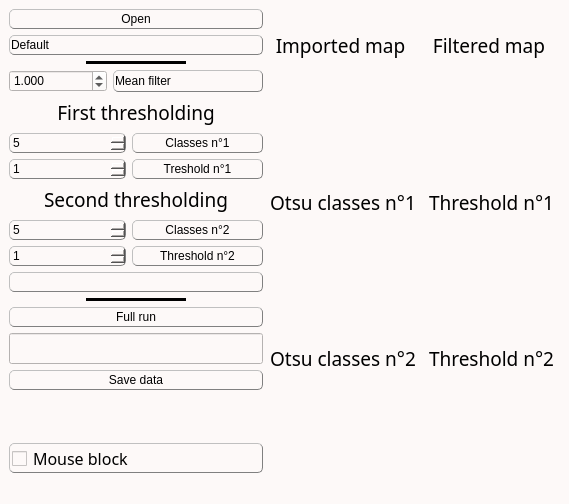
Old version of the form inichord/Restored_Grains.ui in the repository Cyril-Langlois/iniCHORD.
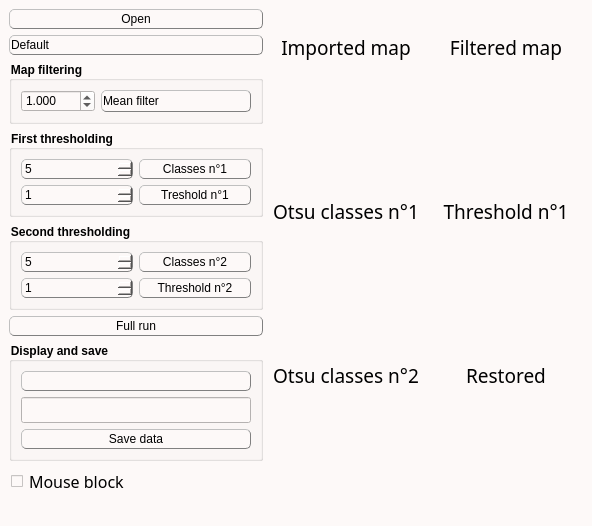
New version of the form. Icons and pictures are not drawn. Custom widgets are drawn as their Qt base class.

Diff of the .ui file:
```diff
--- a/inichord/Restored_Grains.ui
+++ b/inichord/Restored_Grains.ui
@@ -6,8 +6,8 @@
    <rect>
     <x>0</x>
     <y>0</y>
-    <width>569</width>
-    <height>504</height>
+    <width>592</width>
+    <height>517</height>
    </rect>
   </property>
   <property name="windowTitle">
@@ -30,13 +30,13 @@
 QLabel, QPushButton, QPushButton:hover, QCheckBox, QComboBox, Line, QTextEdit, QSpinBox {color: rgb(0, 0, 0)}
 
 /* style des bordures 1 */
-QLabel, QPushButton, QPushButton:hover, QCheckBox, QComboBox, QSpinBox  {
+QLabel, QPushButton, QPushButton:hover, QComboBox, QSpinBox  {
 	border-style : outset;
 	min-width : 5em;
 }
 
 /* style des bordures 2 */
-QPushButton, QPushButton:hover, QCheckBox, QComboBox, QSpinBox  {
+QPushButton, QPushButton:hover, QComboBox, QSpinBox  {
 	border-radius: 5px;
 	border-width: 1px;
 	border-color: gray;
@@ -46,7 +46,7 @@
 QPushButton, QPushButton:hover, QCheckBox, QProgressBar {font: 12pt &quot;Noto Sans Cond&quot;}
 
 /* Font 2 */
-QComboBox, QTextEdit, QSpinBox {font: 10pt &quot;Noto Sans Cond&quot;}
+QComboBox, QTextEdit, QSpinBox, QLineEdit {font: 10pt &quot;Noto Sans Cond&quot;}
 
 /* Padding 1 */
 QLabel, QComboBox, QComboBox::down-arrow, QSpinBox, QSpinBox::down-arrow, QSpinBox::up-arrow {padding : 1px;}
@@ -56,8 +56,8 @@
 
 /* Gestion taille des QCheckBoxes */
 QCheckBox::indicator:unchecked, QCheckBox::indicator:unchecked:hover, QCheckBox::indicator:checked, QCheckBox::indicator:checked:hover  {
-	width :15px;
-	height : 15px;
+	width :12px;
+	height : 12px;
 }
 
 QLabel {
@@ -104,8 +104,6 @@
 	border-color: black;
 }
 
-QLineEdit {font : 12pt &quot;Noto Sans Cond&quot;;}
-
 /* Gestion taille des QLineEdit */
 QLineEdit::indicator:unchecked, QLineEdit::indicator:unchecked:hover, QLineEdit::indicator:checked, QLineEdit::indicator:checked:hover  {
 	border-color: black;
@@ -156,6 +154,10 @@
     height: 30px;
     margin: -10px 0; /* handle is placed by default on the contents rect of the groove. Expand outside the groove */
     border-radius: 3px;
+}
+
+QGroupBox {
+    font-weight: bold;
 }</string>
   </property>
   <widget class="QWidget" name="centralwidget">
@@ -225,34 +227,12 @@
           </item>
          </widget>
         </item>
-        <item alignment="Qt::AlignHCenter">
-         <widget class="Line" name="line2">
-          <property name="sizePolicy">
-           <sizepolicy hsizetype="Fixed" vsizetype="Fixed">
-            <horstretch>0</horstretch>
-            <verstretch>0</verstretch>
-           </sizepolicy>
+        <item>
+         <widget class="QGroupBox" name="groupBox_4">
+          <property name="title">
+           <string>Map filtering</string>
           </property>
-          <property name="minimumSize">
-           <size>
-            <width>100</width>
-            <height>0</height>
-           </size>
-          </property>
-          <property name="frameShadow">
-           <enum>QFrame::Plain</enum>
-          </property>
-          <property name="lineWidth">
-           <number>5</number>
-          </property>
-          <property name="midLineWidth">
-           <number>5</number>
-          </property>
-          <property name="orientation">
-           <enum>Qt::Horizontal</enum>
-          </property>
-         </widget>
-        </item>
+          <layout class="QVBoxLayout" name="verticalLayout_13">
         <item>
          <layout class="QHBoxLayout" name="horizontalLayout_3">
           <item>
@@ -329,217 +309,15 @@
           </item>
          </layout>
         </item>
+          </layout>
+         </widget>
+        </item>
         <item>
-         <widget class="QLabel" name="GrainQLabel_3">
-          <property name="sizePolicy">
-           <sizepolicy hsizetype="Preferred" vsizetype="Preferred">
-            <horstretch>0</horstretch>
-            <verstretch>0</verstretch>
-           </sizepolicy>
-          </property>
-          <property name="palette">
-           <palette>
-            <active>
-             <colorrole role="WindowText">
-              <brush brushstyle="SolidPattern">
-               <color alpha="255">
-                <red>0</red>
-                <green>0</green>
-                <blue>0</blue>
-               </color>
-              </brush>
-             </colorrole>
-             <colorrole role="Button">
-              <brush brushstyle="SolidPattern">
-               <color alpha="255">
-                <red>253</red>
-                <green>249</green>
-                <blue>248</blue>
-               </color>
-              </brush>
-             </colorrole>
-             <colorrole role="Text">
-              <brush brushstyle="SolidPattern">
-               <color alpha="255">
-                <red>0</red>
-                <green>0</green>
-                <blue>0</blue>
-               </color>
-              </brush>
-             </colorrole>
-             <colorrole role="ButtonText">
-              <brush brushstyle="SolidPattern">
-               <color alpha="255">
-                <red>0</red>
-                <green>0</green>
-                <blue>0</blue>
-               </color>
-              </brush>
-             </colorrole>
-             <colorrole role="Base">
-              <brush brushstyle="SolidPattern">
-               <color alpha="255">
-                <red>253</red>
-                <green>249</green>
-                <blue>248</blue>
-               </color>
-              </brush>
-             </colorrole>
-             <colorrole role="Window">
-              <brush brushstyle="SolidPattern">
-               <color alpha="255">
-                <red>253</red>
-                <green>249</green>
-                <blue>248</blue>
-               </color>
-              </brush>
-             </colorrole>
-            </active>
-            <inactive>
-             <colorrole role="WindowText">
-              <brush brushstyle="SolidPattern">
-               <color alpha="255">
-                <red>0</red>
-                <green>0</green>
-                <blue>0</blue>
-               </color>
-              </brush>
-             </colorrole>
-             <colorrole role="Button">
-              <brush brushstyle="SolidPattern">
-               <color alpha="255">
-                <red>253</red>
-                <green>249</green>
-                <blue>248</blue>
-               </color>
-              </brush>
-             </colorrole>
-             <colorrole role="Text">
-              <brush brushstyle="SolidPattern">
-               <color alpha="255">
-                <red>0</red>
-                <green>0</green>
-                <blue>0</blue>
-               </color>
-              </brush>
-             </colorrole>
-             <colorrole role="ButtonText">
-              <brush brushstyle="SolidPattern">
-               <color alpha="255">
-                <red>0</red>
-                <green>0</green>
-                <blue>0</blue>
-               </color>
-              </brush>
-             </colorrole>
-             <colorrole role="Base">
-              <brush brushstyle="SolidPattern">
-               <color alpha="255">
-                <red>253</red>
-                <green>249</green>
-                <blue>248</blue>
-               </color>
-              </brush>
-             </colorrole>
-             <colorrole role="Window">
-              <brush brushstyle="SolidPattern">
-               <color alpha="255">
-                <red>253</red>
-                <green>249</green>
-                <blue>248</blue>
-               </color>
-              </brush>
-             </colorrole>
-            </inactive>
-            <disabled>
-             <colorrole role="WindowText">
-              <brush brushstyle="SolidPattern">
-               <color alpha="255">
-                <red>0</red>
-                <green>0</green>
-                <blue>0</blue>
-               </color>
-              </brush>
-             </colorrole>
-             <colorrole role="Button">
-              <brush brushstyle="SolidPattern">
-               <color alpha="255">
-                <red>253</red>
-                <green>249</green>
-                <blue>248</blue>
-               </color>
-              </brush>
-             </colorrole>
-             <colorrole role="Text">
-              <brush brushstyle="SolidPattern">
-               <color alpha="255">
-                <red>0</red>
-                <green>0</green>
-                <blue>0</blue>
-               </color>
-              </brush>
-             </colorrole>
-             <colorrole role="ButtonText">
-              <brush brushstyle="SolidPattern">
-               <color alpha="255">
-                <red>0</red>
-                <green>0</green>
-                <blue>0</blue>
-               </color>
-              </brush>
-             </colorrole>
-             <colorrole role="Base">
-              <brush brushstyle="SolidPattern">
-               <color alpha="255">
-                <red>253</red>
-                <green>249</green>
-                <blue>248</blue>
-               </color>
-              </brush>
-             </colorrole>
-             <colorrole role="Window">
-              <brush brushstyle="SolidPattern">
-               <color alpha="255">
-                <red>253</red>
-                <green>249</green>
-                <blue>248</blue>
-               </color>
-              </brush>
-             </colorrole>
-            </disabled>
-           </palette>
-          </property>
-          <property name="font">
-           <font>
-            <family>Noto Sans Cond</family>
-            <pointsize>14</pointsize>
-            <weight>50</weight>
-            <italic>false</italic>
-            <bold>false</bold>
-           </font>
-          </property>
-          <property name="styleSheet">
-           <string notr="true"/>
-          </property>
-          <property name="lineWidth">
-           <number>1</number>
-          </property>
-          <property name="midLineWidth">
-           <number>0</number>
-          </property>
-          <property name="text">
+         <widget class="QGroupBox" name="groupBox">
+          <property name="title">
            <string>First thresholding</string>
           </property>
-          <property name="scaledContents">
-           <bool>false</bool>
-          </property>
-          <property name="alignment">
-           <set>Qt::AlignCenter</set>
-          </property>
-         </widget>
-        </item>
-        <item>
-         <layout class="QVBoxLayout" name="verticalLayout_3">
+          <layout class="QVBoxLayout" name="verticalLayout_7">
           <item>
            <layout class="QHBoxLayout" name="horizontalLayout">
             <item>
@@ -569,7 +347,7 @@
                <number>2</number>
               </property>
               <property name="maximum">
-               <number>6</number>
+                <number>30</number>
               </property>
               <property name="value">
                <number>5</number>
@@ -610,10 +388,6 @@
             </item>
            </layout>
           </item>
-         </layout>
-        </item>
-        <item>
-         <layout class="QVBoxLayout" name="verticalLayout_4">
           <item>
            <layout class="QHBoxLayout" name="horizontalLayout_2">
             <item>
@@ -643,7 +417,7 @@
                <number>1</number>
               </property>
               <property name="maximum">
-               <number>6</number>
+                <number>30</number>
               </property>
               <property name="value">
                <number>1</number>
@@ -685,216 +459,14 @@
            </layout>
           </item>
          </layout>
+         </widget>
         </item>
         <item>
-         <widget class="QLabel" name="GrainQLabel_2">
-          <property name="sizePolicy">
-           <sizepolicy hsizetype="Preferred" vsizetype="Preferred">
-            <horstretch>0</horstretch>
-            <verstretch>0</verstretch>
-           </sizepolicy>
-          </property>
-          <property name="palette">
-           <palette>
-            <active>
-             <colorrole role="WindowText">
-              <brush brushstyle="SolidPattern">
-               <color alpha="255">
-                <red>0</red>
-                <green>0</green>
-                <blue>0</blue>
-               </color>
-              </brush>
-             </colorrole>
-             <colorrole role="Button">
-              <brush brushstyle="SolidPattern">
-               <color alpha="255">
-                <red>253</red>
-                <green>249</green>
-                <blue>248</blue>
-               </color>
-              </brush>
-             </colorrole>
-             <colorrole role="Text">
-              <brush brushstyle="SolidPattern">
-               <color alpha="255">
-                <red>0</red>
-                <green>0</green>
-                <blue>0</blue>
-               </color>
-              </brush>
-             </colorrole>
-             <colorrole role="ButtonText">
-              <brush brushstyle="SolidPattern">
-               <color alpha="255">
-                <red>0</red>
-                <green>0</green>
-                <blue>0</blue>
-               </color>
-              </brush>
-             </colorrole>
-             <colorrole role="Base">
-              <brush brushstyle="SolidPattern">
-               <color alpha="255">
-                <red>253</red>
-                <green>249</green>
-                <blue>248</blue>
-               </color>
-              </brush>
-             </colorrole>
-             <colorrole role="Window">
-              <brush brushstyle="SolidPattern">
-               <color alpha="255">
-                <red>253</red>
-                <green>249</green>
-                <blue>248</blue>
-               </color>
-              </brush>
-             </colorrole>
-            </active>
-            <inactive>
-             <colorrole role="WindowText">
-              <brush brushstyle="SolidPattern">
-               <color alpha="255">
-                <red>0</red>
-                <green>0</green>
-                <blue>0</blue>
-               </color>
-              </brush>
-             </colorrole>
-             <colorrole role="Button">
-              <brush brushstyle="SolidPattern">
-               <color alpha="255">
-                <red>253</red>
-                <green>249</green>
-                <blue>248</blue>
-               </color>
-              </brush>
-             </colorrole>
-             <colorrole role="Text">
-              <brush brushstyle="SolidPattern">
-               <color alpha="255">
-                <red>0</red>
-                <green>0</green>
-                <blue>0</blue>
-               </color>
-              </brush>
-             </colorrole>
-             <colorrole role="ButtonText">
-              <brush brushstyle="SolidPattern">
-               <color alpha="255">
-                <red>0</red>
-                <green>0</green>
-                <blue>0</blue>
-               </color>
-              </brush>
-             </colorrole>
-             <colorrole role="Base">
-              <brush brushstyle="SolidPattern">
-               <color alpha="255">
-                <red>253</red>
-                <green>249</green>
-                <blue>248</blue>
-               </color>
-              </brush>
-             </colorrole>
-             <colorrole role="Window">
-              <brush brushstyle="SolidPattern">
-               <color alpha="255">
-                <red>253</red>
-                <green>249</green>
-                <blue>248</blue>
-               </color>
-              </brush>
-             </colorrole>
-            </inactive>
-            <disabled>
-             <colorrole role="WindowText">
-              <brush brushstyle="SolidPattern">
-               <color alpha="255">
-                <red>0</red>
-                <green>0</green>
-                <blue>0</blue>
-               </color>
-              </brush>
-             </colorrole>
-             <colorrole role="Button">
-              <brush brushstyle="SolidPattern">
-               <color alpha="255">
-                <red>253</red>
-                <green>249</green>
-                <blue>248</blue>
-               </color>
-              </brush>
-             </colorrole>
-             <colorrole role="Text">
-              <brush brushstyle="SolidPattern">
-               <color alpha="255">
-                <red>0</red>
-                <green>0</green>
-                <blue>0</blue>
-               </color>
-              </brush>
-             </colorrole>
-             <colorrole role="ButtonText">
-              <brush brushstyle="SolidPattern">
-               <color alpha="255">
-                <red>0</red>
-                <green>0</green>
-                <blue>0</blue>
-               </color>
-              </brush>
-             </colorrole>
-             <colorrole role="Base">
-              <brush brushstyle="SolidPattern">
-               <color alpha="255">
-                <red>253</red>
-                <green>249</green>
-                <blue>248</blue>
-               </color>
-              </brush>
-             </colorrole>
-             <colorrole role="Window">
-              <brush brushstyle="SolidPattern">
-               <color alpha="255">
-                <red>253</red>
-                <green>249</green>
-                <blue>248</blue>
-               </color>
-              </brush>
-             </colorrole>
-            </disabled>
-           </palette>
-          </property>
-          <property name="font">
-           <font>
-            <family>Noto Sans Cond</family>
-            <pointsize>14</pointsize>
-            <weight>50</weight>
-            <italic>false</italic>
-            <bold>false</bold>
-           </font>
-          </property>
-          <property name="styleSheet">
-           <string notr="true"/>
-          </property>
-          <property name="lineWidth">
-           <number>1</number>
-          </property>
-          <property name="midLineWidth">
-           <number>0</number>
-          </property>
-          <property name="text">
+         <widget class="QGroupBox" name="groupBox_2">
+          <property name="title">
            <string>Second thresholding</string>
           </property>
-          <property name="scaledContents">
-           <bool>false</bool>
-          </property>
-          <property name="alignment">
-           <set>Qt::AlignCenter</set>
-          </property>
-         </widget>
-        </item>
+          <layout class="QVBoxLayout" name="verticalLayout_3">
         <item>
          <layout class="QHBoxLayout" name="horizontalLayout_6">
           <item>
@@ -924,7 +496,7 @@
              <number>2</number>
             </property>
             <property name="maximum">
-             <number>6</number>
+                <number>30</number>
             </property>
             <property name="value">
              <number>5</number>
@@ -994,7 +566,7 @@
              <number>1</number>
             </property>
             <property name="maximum">
-             <number>6</number>
+                <number>30</number>
             </property>
             <property name="value">
              <number>1</number>
@@ -1035,57 +607,7 @@
           </item>
          </layout>
         </item>
-        <item>
-         <widget class="QComboBox" name="ChoiceBox">
-          <property name="sizePolicy">
-           <sizepolicy hsizetype="Preferred" vsizetype="Fixed">
-            <horstretch>0</horstretch>
-            <verstretch>0</verstretch>
-           </sizepolicy>
-          </property>
-          <property name="minimumSize">
-           <size>
-            <width>79</width>
-            <height>0</height>
-           </size>
-          </property>
-          <property name="maximumSize">
-           <size>
-            <width>16777215</width>
-            <height>16777215</height>
-           </size>
-          </property>
-          <property name="toolTip">
-           <string>&lt;html&gt;&lt;head/&gt;&lt;body&gt;&lt;p&gt;&lt;span style=&quot; font-size:11pt;&quot;&gt;Please choose the map that must be displayed.&lt;/span&gt;&lt;/p&gt;&lt;/body&gt;&lt;/html&gt;</string>
-          </property>
-         </widget>
-        </item>
-        <item alignment="Qt::AlignHCenter">
-         <widget class="Line" name="line1_2">
-          <property name="sizePolicy">
-           <sizepolicy hsizetype="Fixed" vsizetype="Fixed">
-            <horstretch>0</horstretch>
-            <verstretch>0</verstretch>
-           </sizepolicy>
-          </property>
-          <property name="minimumSize">
-           <size>
-            <width>100</width>
-            <height>0</height>
-           </size>
-          </property>
-          <property name="frameShadow">
-           <enum>QFrame::Plain</enum>
-          </property>
-          <property name="lineWidth">
-           <number>5</number>
-          </property>
-          <property name="midLineWidth">
-           <number>5</number>
-          </property>
-          <property name="orientation">
-           <enum>Qt::Horizontal</enum>
-          </property>
+          </layout>
          </widget>
         </item>
         <item>
@@ -1109,7 +631,36 @@
          </widget>
         </item>
         <item>
-         <layout class="QVBoxLayout" name="verticalLayout_9">
+         <widget class="QGroupBox" name="groupBox_3">
+          <property name="title">
+           <string>Display and save</string>
+          </property>
+          <layout class="QVBoxLayout" name="verticalLayout_4">
+           <item>
+            <widget class="QComboBox" name="ChoiceBox">
+             <property name="sizePolicy">
+              <sizepolicy hsizetype="Preferred" vsizetype="Fixed">
+               <horstretch>0</horstretch>
+               <verstretch>0</verstretch>
+              </sizepolicy>
+             </property>
+             <property name="minimumSize">
+              <size>
+               <width>79</width>
+               <height>0</height>
+              </size>
+             </property>
+             <property name="maximumSize">
+              <size>
+               <width>16777215</width>
+               <height>16777215</height>
+              </size>
+             </property>
+             <property name="toolTip">
+              <string>&lt;html&gt;&lt;head/&gt;&lt;body&gt;&lt;p&gt;&lt;span style=&quot; font-size:11pt;&quot;&gt;Please choose the map that must be displayed.&lt;/span&gt;&lt;/p&gt;&lt;/body&gt;&lt;/html&gt;</string>
+             </property>
+            </widget>
+           </item>
           <item>
            <widget class="QLineEdit" name="Restored_infos">
             <property name="sizePolicy">
@@ -1121,12 +672,15 @@
             <property name="font">
              <font>
               <family>Noto Sans Cond</family>
-              <pointsize>12</pointsize>
+               <pointsize>10</pointsize>
               <weight>50</weight>
               <italic>false</italic>
               <bold>false</bold>
              </font>
             </property>
+             <property name="readOnly">
+              <bool>true</bool>
+             </property>
            </widget>
           </item>
           <item>
@@ -1143,6 +697,11 @@
             </property>
            </widget>
           </item>
+          </layout>
+         </widget>
+        </item>
+        <item>
+         <layout class="QVBoxLayout" name="verticalLayout_9">
           <item>
            <spacer name="verticalSpacer">
             <property name="orientation">
@@ -1168,7 +727,7 @@
           </property>
           <property name="minimumSize">
            <size>
-            <width>96</width>
+            <width>0</width>
             <height>0</height>
            </size>
           </property>
@@ -2519,7 +2078,7 @@
                <number>0</number>
               </property>
               <property name="text">
-               <string>Threshold n°2</string>
+               <string>Restored</string>
               </property>
               <property name="scaledContents">
                <bool>false</bool>
```
Left out of the diff: 4 changed lines with no effect on the pictures. Lines whose indentation alone changed are shown as unchanged.
